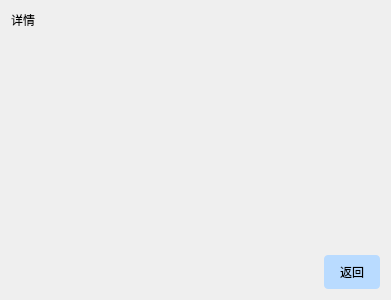
Before: the Qt Designer form ui_class/record_info.ui in reflux18d/MaiGO, drawn with Qt 5.
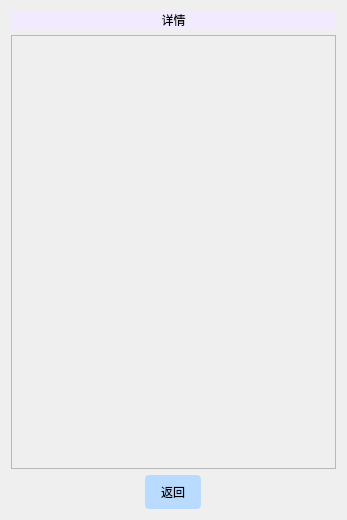
After: the same form once the commit is applied.

Commit message: Record Finished?

```diff
--- a/ui_class/record_info.ui
+++ b/ui_class/record_info.ui
@@ -6,70 +6,66 @@
    <rect>
     <x>0</x>
     <y>0</y>
-    <width>391</width>
-    <height>300</height>
+    <width>347</width>
+    <height>520</height>
    </rect>
   </property>
   <property name="sizePolicy">
-   <sizepolicy hsizetype="Preferred" vsizetype="MinimumExpanding">
+   <sizepolicy hsizetype="Fixed" vsizetype="Fixed">
     <horstretch>0</horstretch>
     <verstretch>0</verstretch>
    </sizepolicy>
   </property>
-  <property name="maximumSize">
-   <size>
-    <width>16777215</width>
-    <height>300</height>
-   </size>
-  </property>
   <property name="windowTitle">
    <string>Form</string>
   </property>
-  <layout class="QHBoxLayout" name="horizontalLayout">
-   <item>
     <layout class="QVBoxLayout" name="verticalLayout">
      <item>
-      <widget class="QLabel" name="info_label">
+    <layout class="QHBoxLayout" name="horizontalLayout">
+     <item>
+      <widget class="QLabel" name="label">
+       <property name="styleSheet">
+        <string notr="true">QLabel#label{
+	font: 14pt &quot;Book Antiqua&quot;;
+	background-color:rgb(242, 234, 255)
+}</string>
+       </property>
        <property name="text">
         <string>详情</string>
        </property>
        <property name="alignment">
-        <set>Qt::AlignLeading|Qt::AlignLeft|Qt::AlignTop</set>
+        <set>Qt::AlignCenter</set>
        </property>
       </widget>
      </item>
-     <item>
-      <spacer name="horizontalSpacer">
-       <property name="orientation">
-        <enum>Qt::Horizontal</enum>
-       </property>
-       <property name="sizeHint" stdset="0">
-        <size>
-         <width>40</width>
-         <height>20</height>
-        </size>
-       </property>
-      </spacer>
-     </item>
     </layout>
    </item>
    <item>
-    <layout class="QVBoxLayout" name="verticalLayout_2">
+    <layout class="QVBoxLayout" name="inform_layout">
      <item>
-      <spacer name="verticalSpacer">
-       <property name="orientation">
-        <enum>Qt::Vertical</enum>
+      <widget class="QScrollArea" name="info_scroll">
+       <property name="widgetResizable">
+        <bool>true</bool>
        </property>
-       <property name="sizeHint" stdset="0">
-        <size>
-         <width>20</width>
-         <height>40</height>
-        </size>
+       <property name="alignment">
+        <set>Qt::AlignRight|Qt::AlignTrailing|Qt::AlignVCenter</set>
        </property>
-      </spacer>
+       <widget class="QWidget" name="scrollAreaWidgetContents">
+        <property name="geometry">
+         <rect>
+          <x>0</x>
+          <y>0</y>
+          <width>325</width>
+          <height>422</height>
+         </rect>
+        </property>
+       </widget>
+      </widget>
      </item>
+    </layout>
+   </item>
      <item>
-      <layout class="QHBoxLayout" name="horizontalLayout_2">
+    <layout class="QHBoxLayout" name="bottom_layout">
        <item>
         <widget class="QPushButton" name="return_button">
          <property name="sizePolicy">
@@ -98,8 +94,6 @@
           <string>返回</string>
          </property>
         </widget>
-       </item>
-      </layout>
      </item>
     </layout>
    </item>
```
Left out of the diff: 2 changed lines with no effect on the pictures. Lines whose indentation alone changed are shown as unchanged. The commit also changes 5 other files.
